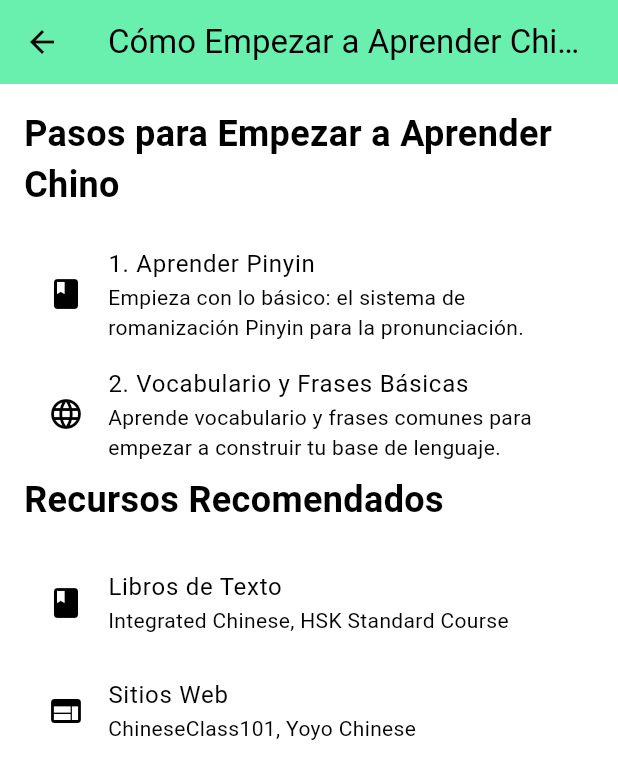
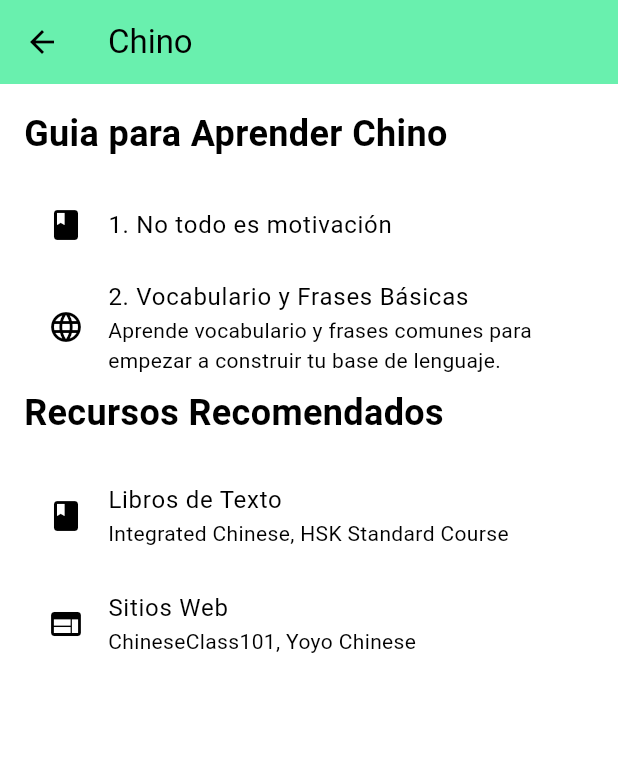
Before and after one commit to vizcacha22/-, a Flutter app: the LearningChineseScreen screen opened by its route, on a phone screen of 412 x 824 dp. Shown: the top 779 px of the screen. Run offline on Flutter 3.47's test engine with Material 3 defaults, Android fonts, the phone set to English and light mode, and no system bars; our stand-ins replace audioplayers, cached_network_image, connectivity_plus, dash_chat_2, equatable, firebase_auth and 6 more; accounts and stored records are empty; network calls fail.

Commit message:
primer capitulo chino

```diff
--- a/lib/home_screen_chinese.dart
+++ b/lib/home_screen_chinese.dart
@@ -1,6 +1,6 @@
 import 'package:LongLaoshi/presentation/chat_chinese_screen/chat_chinese_dart.dart';
 import 'package:LongLaoshi/presentation/flashcards/flascards_chinese.dart';
-import 'package:LongLaoshi/presentation/submenu/chinese_submenu.dart';
+import 'package:LongLaoshi/presentation/submenu/chinese_submenu/chinese_submenu.dart';
 import 'package:flutter/material.dart';
 import 'package:flutter_riverpod/flutter_riverpod.dart';
 
--- a/lib/presentation/submenu/chinese_submenu.dart
+++ b/lib/presentation/submenu/chinese_submenu/chinese_submenu.dart
@@ -1,3 +1,4 @@
+import 'package:LongLaoshi/presentation/submenu/chinese_submenu/zh_capitulo1.dart';
 import 'package:flutter/material.dart';
 
 class LearningChineseScreen extends StatelessWidget {
@@ -5,7 +6,7 @@ class LearningChineseScreen extends StatelessWidget {
   Widget build(BuildContext context) {
     return Scaffold(
       appBar: AppBar(
-        title: Text('Cómo Empezar a Aprender Chino'),
+        title: Text('Chino'),
         backgroundColor: Colors.greenAccent,
       ),
       body: Padding(
@@ -13,15 +14,20 @@ class LearningChineseScreen extends StatelessWidget {
         child: ListView(
           children: [
             Text(
-              'Pasos para Empezar a Aprender Chino',
+              'Guia para Aprender Chino',
               style: TextStyle(fontSize: 24, fontWeight: FontWeight.bold),
             ),
             SizedBox(height: 16),
             ListTile(
               leading: Icon(Icons.book),
-              title: Text('1. Aprender Pinyin'),
-              subtitle: Text(
-                'Empieza con lo básico: el sistema de romanización Pinyin para la pronunciación.',
+              title: InkWell(
+                onTap: () {
+                  Navigator.push(
+                    context,
+                    MaterialPageRoute(builder: (context) => ZhCapitulo1()),
+                  );
+                },
+                child: Text('1. No todo es motivación'),
               ),
             ),
             ListTile(
--- a/lib/routes/app_routes.dart
+++ b/lib/routes/app_routes.dart
@@ -4,10 +4,11 @@ import 'package:LongLaoshi/presentation/flashcards/flascards_chinese.dart';
 import 'package:LongLaoshi/presentation/flashcards/flashcards_japanese.dart';
 import 'package:LongLaoshi/presentation/auth/login_screen.dart';
 import 'package:LongLaoshi/presentation/auth/registro_screen.dart';
-import 'package:LongLaoshi/presentation/submenu/chinese_submenu.dart';
+import 'package:LongLaoshi/presentation/submenu/chinese_submenu/chinese_submenu.dart';
 import 'package:LongLaoshi/presentation/submenu/japanese_submenu.dart';
+import 'package:LongLaoshi/presentation/submenu/chinese_submenu/zh_capitulo1.dart';
 import 'package:flutter/material.dart';
-import '../presentation/inicio_screen/inicio_screen.dart'; // ignore_for_file: must_be_immutable
+import '../presentation/inicio_screen/inicio_screen.dart';
 
 class AppRoutes {
   static const String inicioScreen = '/inicio_screen';
@@ -30,6 +31,8 @@ class AppRoutes {
 
   static const String chinese = "/chinese";
 
+  static const String zh_chapter1 = "/zh_chapter1";
+
   static Map<String, WidgetBuilder> routes = {
     inicioScreen: (context) => InicioScreen(),
     initialRoute: (context) => InicioScreen(),
@@ -41,5 +44,6 @@ class AppRoutes {
     homeScreen: (context) => LanguageSelectionScreen(),
     japanese: (context) => LearningJapaneseScreen(),
     chinese: (context) => LearningChineseScreen(),
+    zh_chapter1: (context) => ZhCapitulo1()
   };
 }
```
Also changed, not shown: lib/presentation/submenu/chinese_submenu/zh_capitulo1.dart (added, +30 -0 lines).
